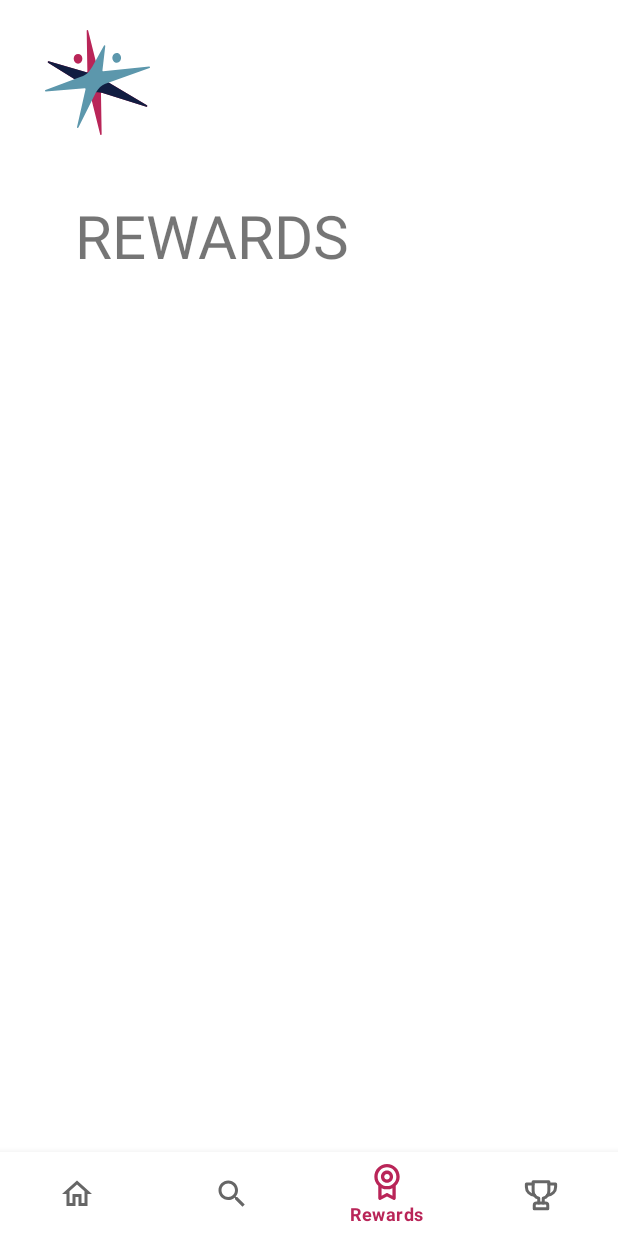
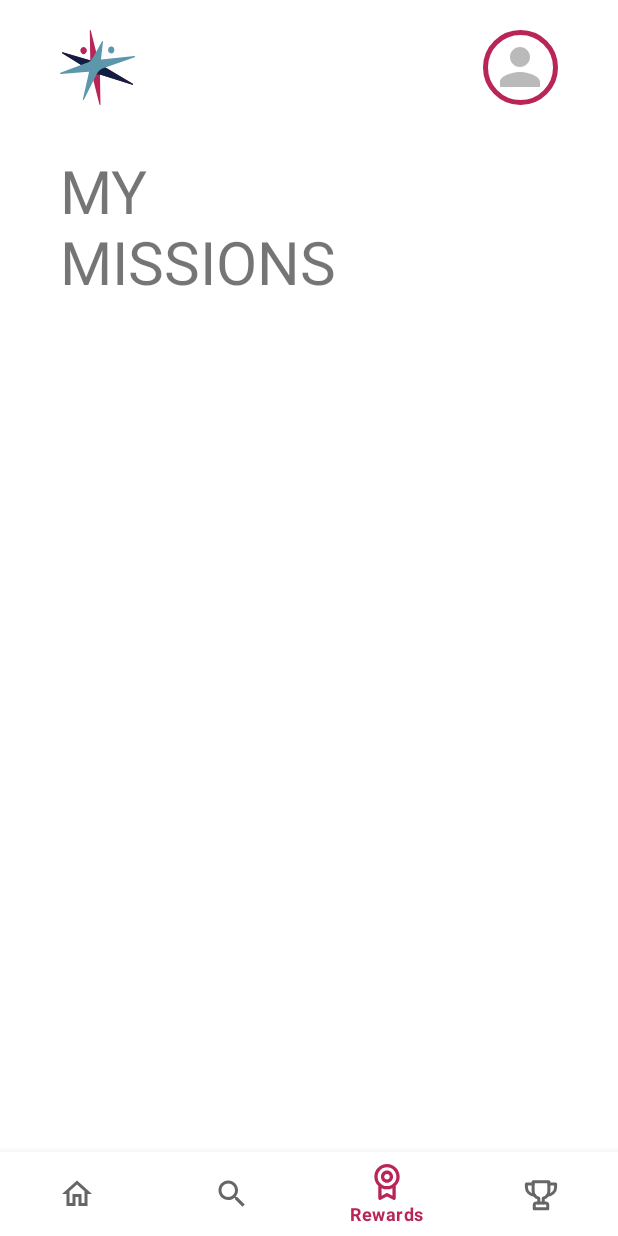
Before and after one commit to jacksonbarreto/Conslife, an Android app: the RewardsFragment screen opened through its navigation route, on a phone screen of 412 x 824 dp. Run offline under Robolectric (Android 15) with nearby library versions, the phone set to English and light mode, and no system bars; our stand-ins replace navigation-ui.

Commit message:
start branch

```diff
--- a/app/src/main/res/layout/fragment_rewards.xml
+++ b/app/src/main/res/layout/fragment_rewards.xml
@@ -12,9 +12,9 @@
 
         <ImageView
             android:id="@+id/signal_logo"
-            android:layout_width="70dp"
-            android:layout_height="70dp"
-            android:layout_marginStart="30dp"
+            android:layout_width="50dp"
+            android:layout_height="50dp"
+            android:layout_marginStart="40dp"
             android:layout_marginTop="20dp"
             android:contentDescription="@string/image_description_signal_brand"
             android:scaleType="fitXY"
@@ -22,13 +22,32 @@
             app:layout_constraintStart_toStartOf="parent"
             app:layout_constraintTop_toTopOf="parent" />
 
+        <LinearLayout
+            android:layout_width="50dp"
+            android:layout_height="50dp"
+            android:layout_marginTop="20dp"
+            android:layout_marginEnd="40dp"
+            android:background="@drawable/oval_shape"
+            android:gravity="center"
+            app:layout_constraintEnd_toEndOf="parent"
+            app:layout_constraintTop_toTopOf="parent">
+
+            <ImageView
+                android:id="@+id/avatar"
+                android:layout_width="40dp"
+                android:layout_height="40dp"
+                android:contentDescription="@string/image_description_avatar"
+                android:src="@drawable/ic_baseline_person_24" />
+        </LinearLayout>
+
+
         <TextView
             android:id="@+id/textView"
             android:layout_width="200dp"
             android:layout_height="wrap_content"
-            android:layout_marginStart="50dp"
-            android:layout_marginTop="40dp"
-            android:text="@string/title_page_rewards"
+            android:layout_marginStart="40dp"
+            android:layout_marginTop="30dp"
+            android:text="@string/activity_my_mission_title"
             android:textAllCaps="true"
             android:textSize="40sp"
             app:layout_constraintStart_toStartOf="parent"
```
